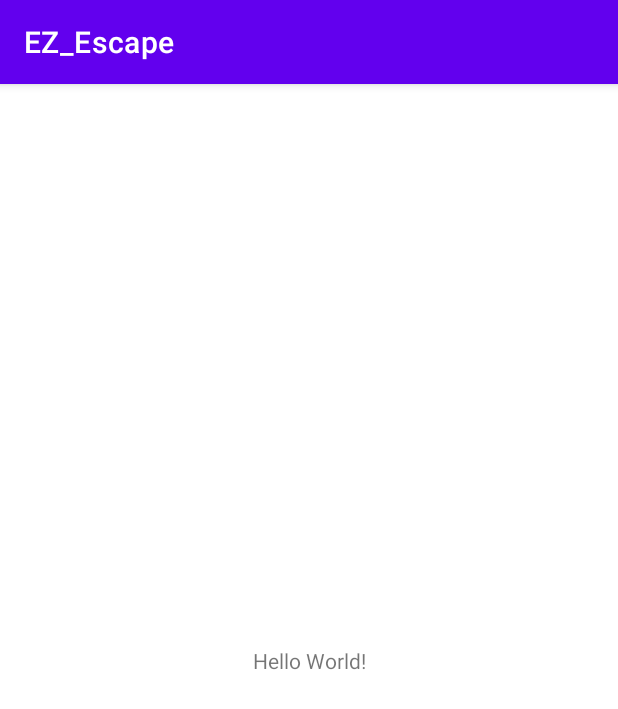
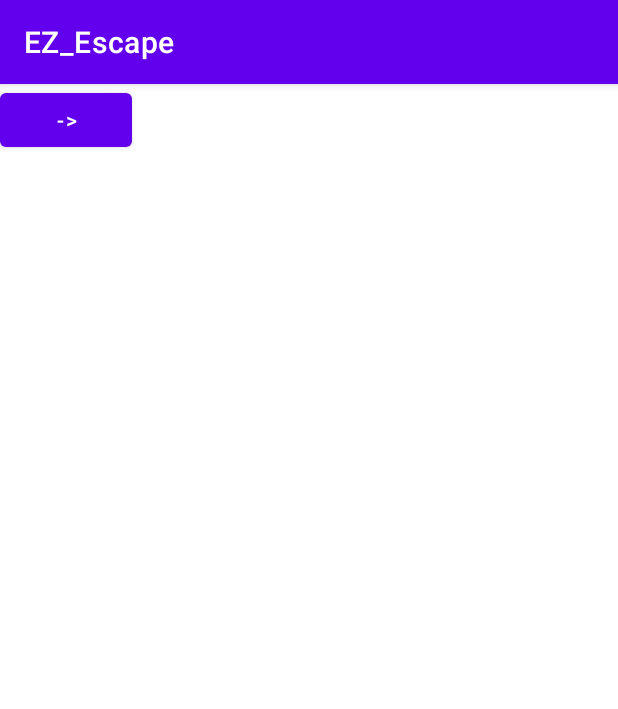
Before and after one commit to luna782/EZ_Escape, an Android app: the screen it shows after launch (MainActivity), on a phone screen of 412 x 824 dp. Shown: the top 709 px of the screen. Run offline under Robolectric (Android 15) with nearby library versions, the phone set to English and light mode, and no system bars.

Commit message:
Created button for Screen1LoginController in activity_main.xml and added screen1_button string to strings.xml

```diff
--- a/app/src/main/java/com/example/ez_escape/controller/Screen1LoginController.java
+++ b/app/src/main/java/com/example/ez_escape/controller/Screen1LoginController.java
@@ -1,4 +1,5 @@
 package com.example.ez_escape.controller;
 
 public class Screen1LoginController {
+
 }
--- a/app/src/main/res/layout/activity_main.xml
+++ b/app/src/main/res/layout/activity_main.xml
@@ -6,13 +6,18 @@
     android:layout_height="match_parent"
     tools:context=".MainActivity">
 
-    <TextView
-        android:layout_width="wrap_content"
-        android:layout_height="wrap_content"
-        android:text="Hello World!"
-        app:layout_constraintBottom_toBottomOf="parent"
-        app:layout_constraintEnd_toEndOf="parent"
-        app:layout_constraintStart_toStartOf="parent"
-        app:layout_constraintTop_toTopOf="parent" />
+    <LinearLayout
+        android:layout_width="match_parent"
+        android:layout_height="match_parent"
+        android:orientation="horizontal">
+
+        <Button
+            android:id="@+id/screen1_button"
+            android:layout_width="wrap_content"
+            android:layout_height="wrap_content"
+            android:text="@string/screen1_button" />
+
+
+    </LinearLayout>
 
 </androidx.constraintlayout.widget.ConstraintLayout>
--- a/app/src/main/res/values/strings.xml
+++ b/app/src/main/res/values/strings.xml
@@ -1,3 +1,5 @@
 <resources>
     <string name="app_name">EZ_Escape</string>
+    <string name="screen1_button">-></string>
+
 </resources>
```
